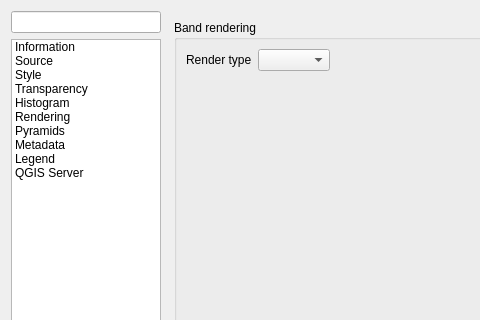
Before: the Qt Designer form src/ui/qgsrasterlayerpropertiesbase.ui in qgis/QGIS, drawn with Qt 5; both pictures show x 0 to 480 and y 0 to 320 of the 815 by 777 pixel window.
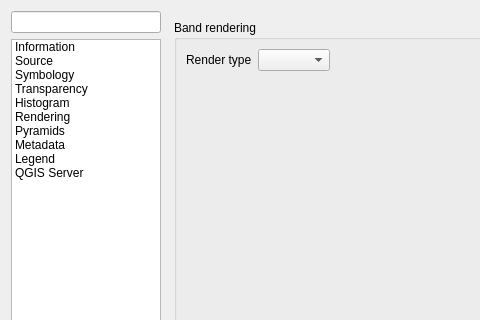
After: the same form once the commit is applied. Icons and pictures are not drawn. Custom widgets are drawn as their Qt base class.

Commit message: Replace Style tab by symbology to be coherent with vector layer properties dialog and cleanup the 'style' misuse/confusion

Patch:
```diff
--- a/src/ui/qgsrasterlayerpropertiesbase.ui
+++ b/src/ui/qgsrasterlayerpropertiesbase.ui
@@ -103,7 +103,7 @@
          </item>
          <item>
           <property name="text">
-           <string>Style</string>
+           <string>Symbology</string>
           </property>
           <property name="toolTip">
            <string>Style</string>
```
Left out of the diff: 2 changed lines with no effect on the pictures.
